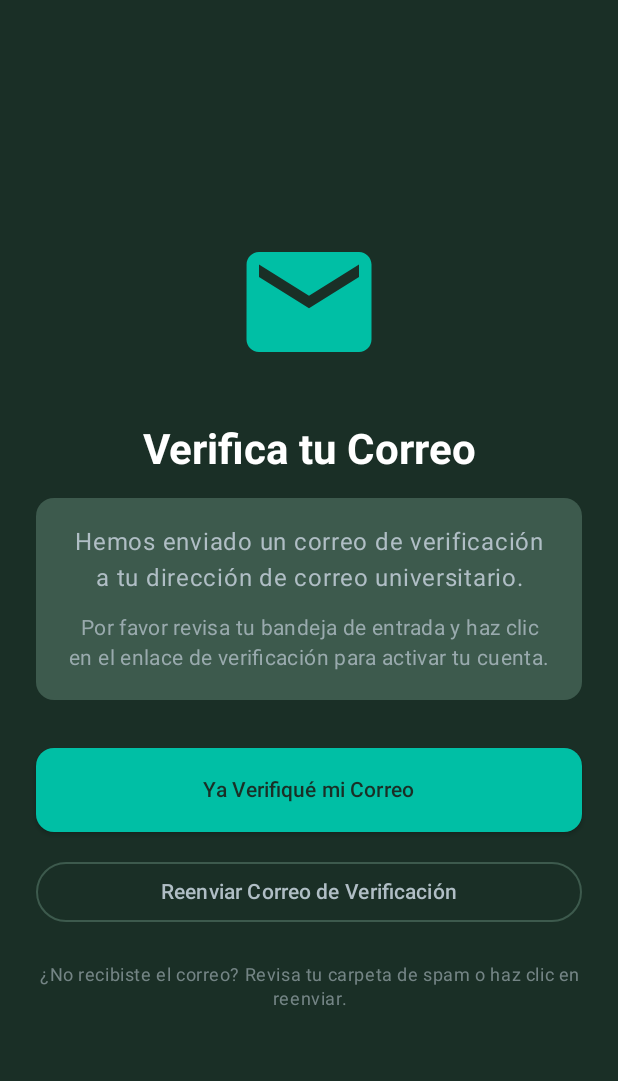
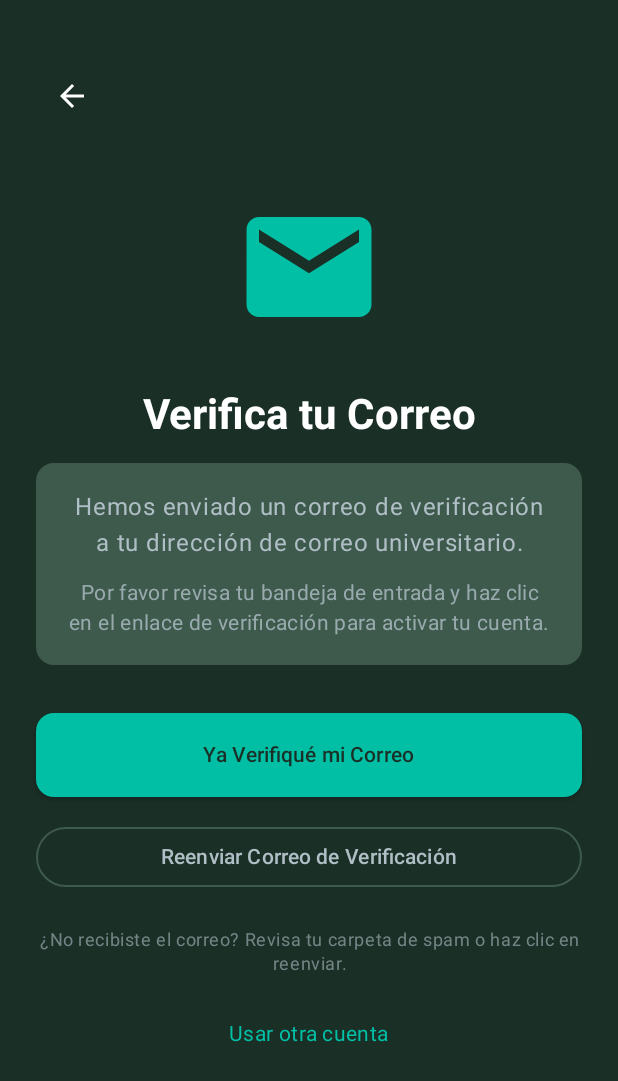
Before and after one commit to DaviddelaRosa15/UniRides, an Android app built with Jetpack Compose: the EmailVerificationScreen screen opened through its navigation route, on a phone screen of 412 x 824 dp. Shown: the top 1081 px of the screen. Run offline under Robolectric (Android 15) with nearby library versions, the phone set to English and light mode, and no system bars; our stand-ins replace Dagger/Hilt's generated code, Firebase (no records; nobody signed in at launch, a user with empty details on screens opened directly).

Commit message:
Add navigation to login from email verification screen
Introduces an option to navigate back to the login screen from the EmailVerificationScreen via a back button and a 'Use another account' button. Updates NavGraph to handle the new navigation event, improving user experience for account switching.

```diff
--- a/app/src/main/java/com/ddl/unirides/ui/navigation/NavGraph.kt
+++ b/app/src/main/java/com/ddl/unirides/ui/navigation/NavGraph.kt
@@ -74,6 +74,11 @@ fun NavGraph(
             EmailVerificationScreen(
                 onNavigateToHome = {
                     navController.navigate(Screen.Home.route) {
+                        popUpTo(Screen.EmailVerification.route) { inclusive = true }
+                    }
+                },
+                onNavigateToLogin = {
+                    navController.navigate(Screen.Login.route) {
                         popUpTo(Screen.EmailVerification.route) { inclusive = true }
                     }
                 }
--- a/app/src/main/java/com/ddl/unirides/ui/verification/EmailVerificationScreen.kt
+++ b/app/src/main/java/com/ddl/unirides/ui/verification/EmailVerificationScreen.kt
@@ -11,15 +11,18 @@ import androidx.compose.foundation.layout.height
 import androidx.compose.foundation.layout.padding
 import androidx.compose.foundation.layout.size
 import androidx.compose.material.icons.Icons
+import androidx.compose.material.icons.automirrored.filled.ArrowBack
 import androidx.compose.material.icons.filled.Email
 import androidx.compose.material3.Card
 import androidx.compose.material3.CardDefaults
 import androidx.compose.material3.Icon
+import androidx.compose.material3.IconButton
 import androidx.compose.material3.MaterialTheme
 import androidx.compose.material3.OutlinedButton
 import androidx.compose.material3.SnackbarHost
 import androidx.compose.material3.SnackbarHostState
 import androidx.compose.material3.Text
+import androidx.compose.material3.TextButton
 import androidx.compose.runtime.Composable
 import androidx.compose.runtime.LaunchedEffect
 import androidx.compose.runtime.collectAsState
@@ -38,6 +41,7 @@ import com.ddl.unirides.ui.theme.UniRidesTheme
 @Composable
 fun EmailVerificationScreen(
     onNavigateToHome: () -> Unit,
+    onNavigateToLogin: () -> Unit = {},
     viewModel: EmailVerificationViewModel = hiltViewModel()
 ) {
     val state by viewModel.state.collectAsState()
@@ -65,8 +69,22 @@ fun EmailVerificationScreen(
                 .background(MaterialTheme.colorScheme.background)
                 .padding(horizontal = 24.dp, vertical = 40.dp),
             horizontalAlignment = Alignment.CenterHorizontally,
-            verticalArrangement = Arrangement.Center
+            verticalArrangement = Arrangement.Top
         ) {
+            // Botón de retroceso al login
+            IconButton(
+                onClick = onNavigateToLogin,
+                modifier = Modifier.align(Alignment.Start)
+            ) {
+                Icon(
+                    imageVector = Icons.AutoMirrored.Filled.ArrowBack,
+                    contentDescription = "Volver al login",
+                    tint = MaterialTheme.colorScheme.onBackground
+                )
+            }
+
+            Spacer(modifier = Modifier.height(40.dp))
+
             // Icono de email
             Icon(
                 imageVector = Icons.Default.Email,
@@ -152,6 +170,20 @@ fun EmailVerificationScreen(
                 color = MaterialTheme.colorScheme.onSurfaceVariant.copy(alpha = 0.6f),
                 textAlign = TextAlign.Center
             )
+
+            Spacer(modifier = Modifier.height(16.dp))
+
+            // Botón para cambiar de cuenta
+            TextButton(
+                onClick = onNavigateToLogin,
+                modifier = Modifier.fillMaxWidth()
+            ) {
+                Text(
+                    text = "Usar otra cuenta",
+                    style = MaterialTheme.typography.bodyMedium,
+                    color = MaterialTheme.colorScheme.primary
+                )
+            }
         }
 
         // Snackbar para mensajes
```
